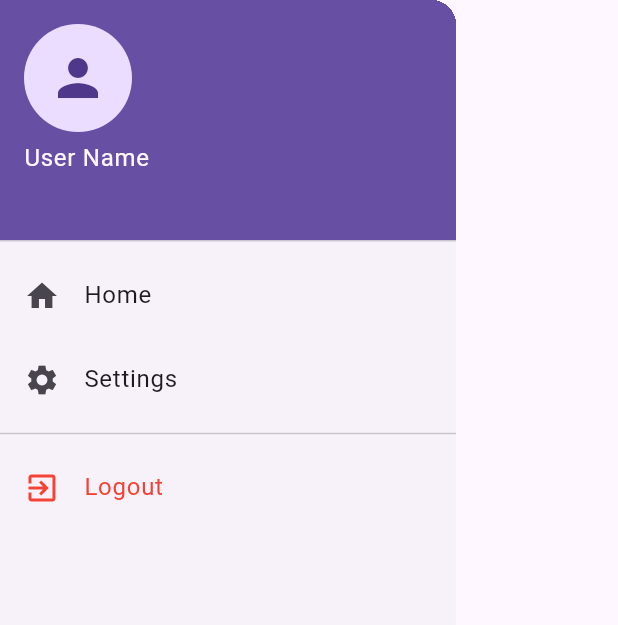
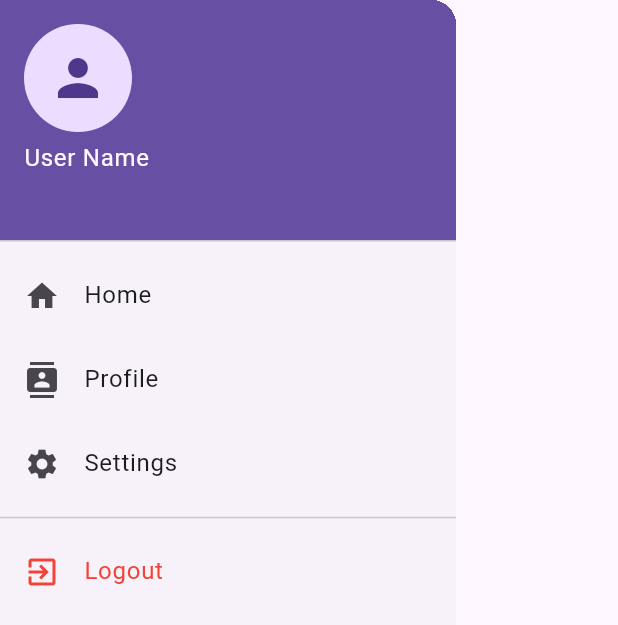
Before and after one commit to vprabhu1771/flutter_supabase_weight_bridge_record_control, a Flutter app: the CustomDrawer widget shown alone on an empty page, opened directly, on a phone screen of 412 x 824 dp. Shown: the top 625 px of the screen. Run offline on Flutter 3.47's test engine with Material 3 defaults, Android fonts, the phone set to English and light mode, and no system bars; our stand-ins replace flutter_dotenv, flutter_secure_storage, fluttertoast, supabase_flutter; accounts and stored records are empty.

```diff
--- a/lib/widgets/CustomDrawer.dart
+++ b/lib/widgets/CustomDrawer.dart
@@ -1,4 +1,5 @@
 import 'package:flutter/material.dart';
+import 'package:flutter_supabase_weight_bridge_record_control/screens/auth/ProfileScreen.dart';
 
 import 'package:supabase_flutter/supabase_flutter.dart';
 import 'package:flutter_secure_storage/flutter_secure_storage.dart';
@@ -55,6 +56,19 @@ class CustomDrawer extends StatelessWidget {
               },
             ),
             ListTile(
+              leading: Icon(Icons.contacts),
+              title: Text('Profile'),
+              onTap: () {
+                Navigator.pop(context);
+                Navigator.pushReplacement(
+                  context,
+                  MaterialPageRoute(
+                    builder: (context) => ProfileScreen(title: 'Profile'),
+                  ),
+                );
+              },
+            ),
+            ListTile(
               leading: Icon(Icons.settings),
               title: Text('Settings'),
               onTap: () {
```
